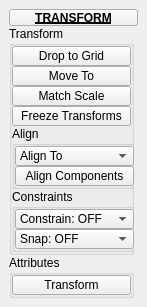
Qt form tentacle/ui/3/transform.ui (m3trik/tentacle) before a commit.
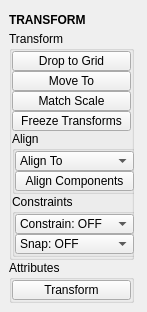
The same form after that commit. Custom widgets are drawn as their Qt base class.

The edit to the form file:
```diff
--- a/tentacle/ui/3/transform.ui
+++ b/tentacle/ui/3/transform.ui
@@ -51,32 +51,28 @@
        <number>0</number>
       </property>
       <item>
-       <widget class="PushButtonDraggable" name="draggable_header">
+       <widget class="Draggable_header" name="draggable_header">
         <property name="minimumSize">
          <size>
-          <width>19</width>
-          <height>17</height>
+          <width>0</width>
+          <height>22</height>
          </size>
         </property>
         <property name="maximumSize">
          <size>
-          <width>999</width>
-          <height>17</height>
+          <width>125</width>
+          <height>22</height>
          </size>
         </property>
         <property name="font">
          <font>
           <weight>75</weight>
           <bold>true</bold>
-          <underline>true</underline>
          </font>
         </property>
         <property name="text">
          <string>TRANSFORM</string>
         </property>
-        <property name="checkable">
-         <bool>true</bool>
-        </property>
        </widget>
       </item>
       <item>
@@ -615,21 +611,21 @@
   </widget>
  </widget>
  <customwidgets>
+  <customwidget>
+   <class>PushButton</class>
+   <extends>QPushButton</extends>
+   <header>widgets.pushbutton.h</header>
+  </customwidget>
+  <customwidget>
+   <class>Draggable_header</class>
+   <extends>QLabel</extends>
+   <header>draggable_header.h</header>
+  </customwidget>
   <customwidget>
    <class>ComboBox</class>
    <extends>QComboBox</extends>
    <header>widgets.combobox.h</header>
   </customwidget>
-  <customwidget>
-   <class>PushButtonDraggable</class>
-   <extends>QPushButton</extends>
-   <header>widgets.pushbuttondraggable.h</header>
-  </customwidget>
-  <customwidget>
-   <class>PushButton</class>
-   <extends>QPushButton</extends>
-   <header>widgets.pushbutton.h</header>
-  </customwidget>
  </customwidgets>
  <resources/>
  <connections/>
```
